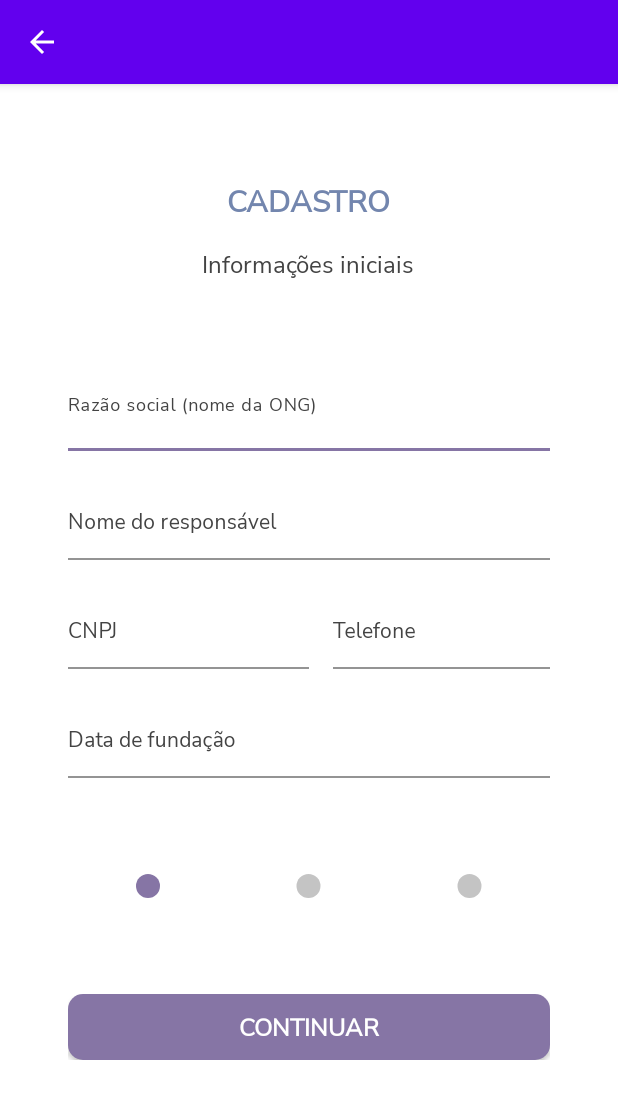
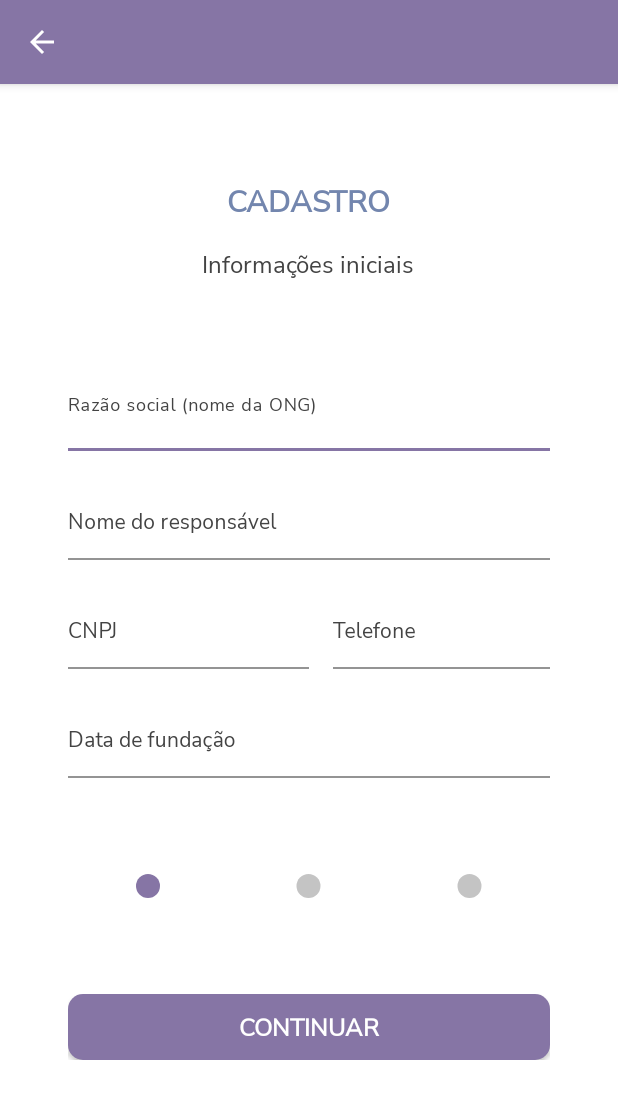
Before and after one commit to Pederzini/miaudote, an Android app: the screen it shows after launch (RegistrationActivity), after a tap on "CADASTRAR", on a phone screen of 412 x 824 dp. Shown: the top 1099 px of the screen. Run offline under Robolectric (Android 15) with nearby library versions, the phone set to English and light mode, and no system bars; 1 other tap on this screen came first.

Commit message:
Adiciona light mode como modo padrao do app e ajusta slider

```diff
--- a/aplicacao/Miaudote/app/src/main/java/com/miaudote/MainActivity.kt
+++ b/aplicacao/Miaudote/app/src/main/java/com/miaudote/MainActivity.kt
@@ -8,6 +8,7 @@ import android.view.animation.Animation
 import android.view.animation.AnimationUtils
 import android.widget.ImageView
 import androidx.appcompat.app.AppCompatActivity
+import androidx.appcompat.app.AppCompatDelegate
 
 private const val SECONDS = 2000L
 
@@ -24,6 +25,7 @@ class MainActivity : AppCompatActivity() {
         initUI()
         setupAnimation()
         initAnimation()
+        AppCompatDelegate.setDefaultNightMode(AppCompatDelegate.MODE_NIGHT_NO)
     }
 
     private fun initUI() {
--- a/aplicacao/Miaudote/app/src/main/res/layout/bottom_sheet_filtro.xml
+++ b/aplicacao/Miaudote/app/src/main/res/layout/bottom_sheet_filtro.xml
@@ -363,10 +363,12 @@
             android:layout_width="wrap_content"
             android:layout_height="wrap_content"
             android:layout_marginStart="@dimen/space_forty_five"
-            android:layout_marginTop="@dimen/space_eight"
+            android:layout_marginTop="@dimen/space_thirty_two"
             android:layout_marginEnd="@dimen/space_forty_five"
             android:valueFrom="0.0"
-            android:valueTo="100.0" />
+            android:valueTo="100.0"
+            app:thumbColor="@color/main_purple"
+            app:values="@array/initialValues" />
 
         <androidx.appcompat.widget.AppCompatButton
             android:id="@+id/continue_button_page_one"
--- a/aplicacao/Miaudote/app/src/main/res/values/colors.xml
+++ b/aplicacao/Miaudote/app/src/main/res/values/colors.xml
@@ -13,4 +13,5 @@
     <color name="light_gray">#FF6F6F6F</color>
     <color name="lightest_gray">#FFC4C4C4</color>
     <color name="main_blue">#FF7386AE</color>
+    <color name="slider_gray">#C4C4C4</color>
 </resources>
--- a/aplicacao/Miaudote/app/src/main/res/values/themes.xml
+++ b/aplicacao/Miaudote/app/src/main/res/values/themes.xml
@@ -2,8 +2,8 @@
     <!-- Base application theme. -->
     <style name="Theme.Miaudote" parent="Theme.MaterialComponents.DayNight.DarkActionBar">
         <!-- Primary brand color. -->
-        <item name="colorPrimary">@color/purple_500</item>
-        <item name="colorPrimaryVariant">@color/purple_700</item>
+        <item name="colorPrimary">@color/main_purple</item>
+        <item name="colorPrimaryVariant">@color/main_purple</item>
         <item name="colorOnPrimary">@color/white</item>
         <!-- Secondary brand color. -->
         <item name="colorSecondary">@color/teal_200</item>
```
